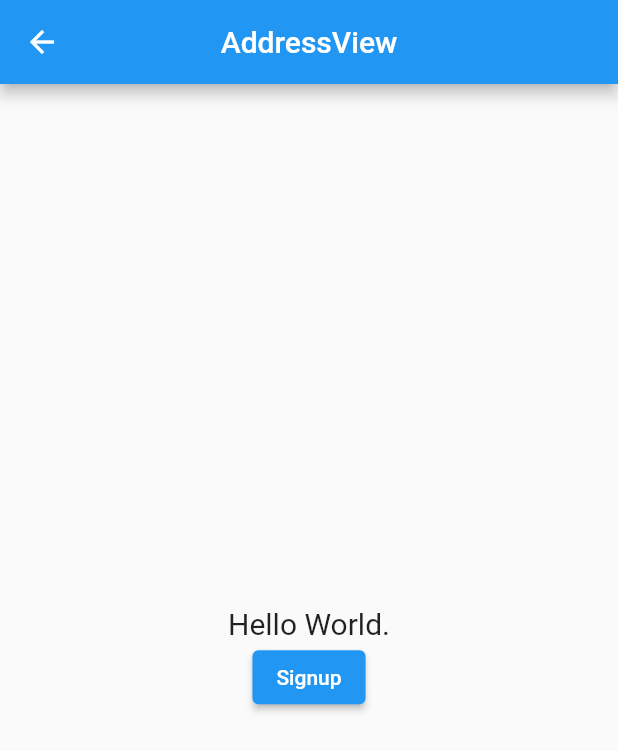
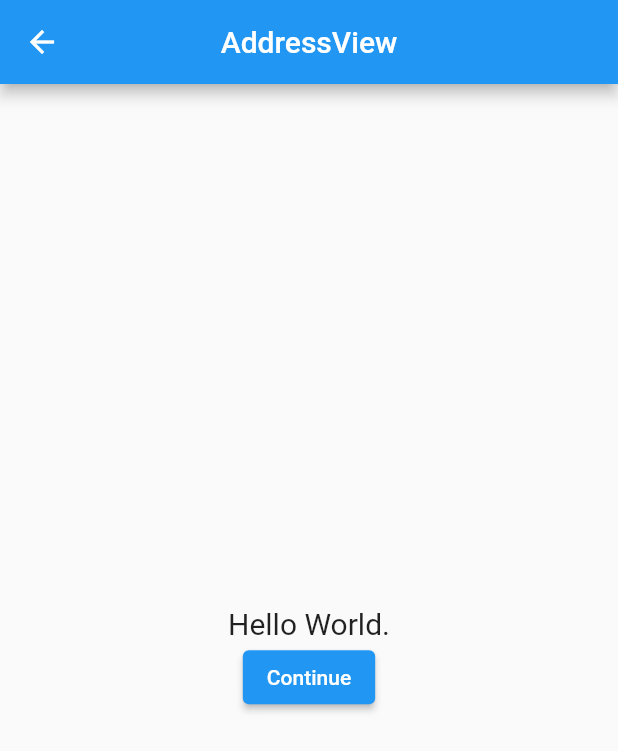
Before and after one commit to vigneshram2011/sheru, a Flutter app: the AddressView screen opened by its route, on a phone screen of 412 x 824 dp. Shown: the top 751 px of the screen. Run offline on Flutter 3.47's test engine with Material 2 defaults, Android fonts, the phone set to English and light mode, and no system bars; our stand-ins replace animated_splash_screen, get, page_transition.

```diff
--- a/lib/app/modules/address/views/address_view.dart
+++ b/lib/app/modules/address/views/address_view.dart
@@ -22,7 +22,7 @@ class AddressView extends GetView<AddressController> {
               style: TextStyle(fontSize: 20),
             ),
             ElevatedButton(
-              child: const Text('Signup'),
+              child: const Text('Continue'),
               onPressed: () => Get.toNamed(Routes.SSN),
             ),
           ],
```
